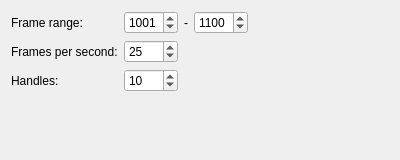
Before: the Qt Designer form core/tools/icAdmin/settings_time_ui.ui in mjbonnington/icarus-gps, drawn with Qt 5.
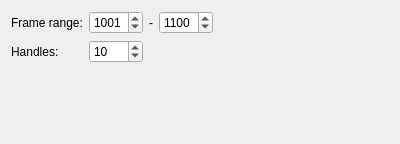
After: the same form once the commit is applied.

Commit message: Working on consistent FPS / time unit settings.

What changed in the file:
```diff
--- a/core/tools/icAdmin/settings_time_ui.ui
+++ b/core/tools/icAdmin/settings_time_ui.ui
@@ -7,7 +7,7 @@
     <x>0</x>
     <y>0</y>
     <width>400</width>
-    <height>160</height>
+    <height>144</height>
    </rect>
   </property>
   <property name="windowTitle">
@@ -77,36 +77,13 @@
     </layout>
    </item>
    <item row="1" column="0">
-    <widget class="QLabel" name="fps_label">
-     <property name="text">
-      <string>Frames per second:</string>
-     </property>
-    </widget>
-   </item>
-   <item row="1" column="1">
-    <widget class="QSpinBox" name="fps_spinBox">
-     <property name="minimum">
-      <number>1</number>
-     </property>
-     <property name="maximum">
-      <number>9999</number>
-     </property>
-     <property name="value">
-      <number>25</number>
-     </property>
-     <property name="xmlTag" stdset="0">
-      <string>fps</string>
-     </property>
-    </widget>
-   </item>
-   <item row="2" column="0">
     <widget class="QLabel" name="handles_label">
      <property name="text">
       <string>Handles:</string>
      </property>
     </widget>
    </item>
-   <item row="2" column="1">
+   <item row="1" column="1">
     <widget class="QSpinBox" name="handles_spinBox">
      <property name="maximum">
       <number>9999</number>
```
Left out of the diff: 1 changed line with no effect on the pictures. The commit also changes 6 other files.
